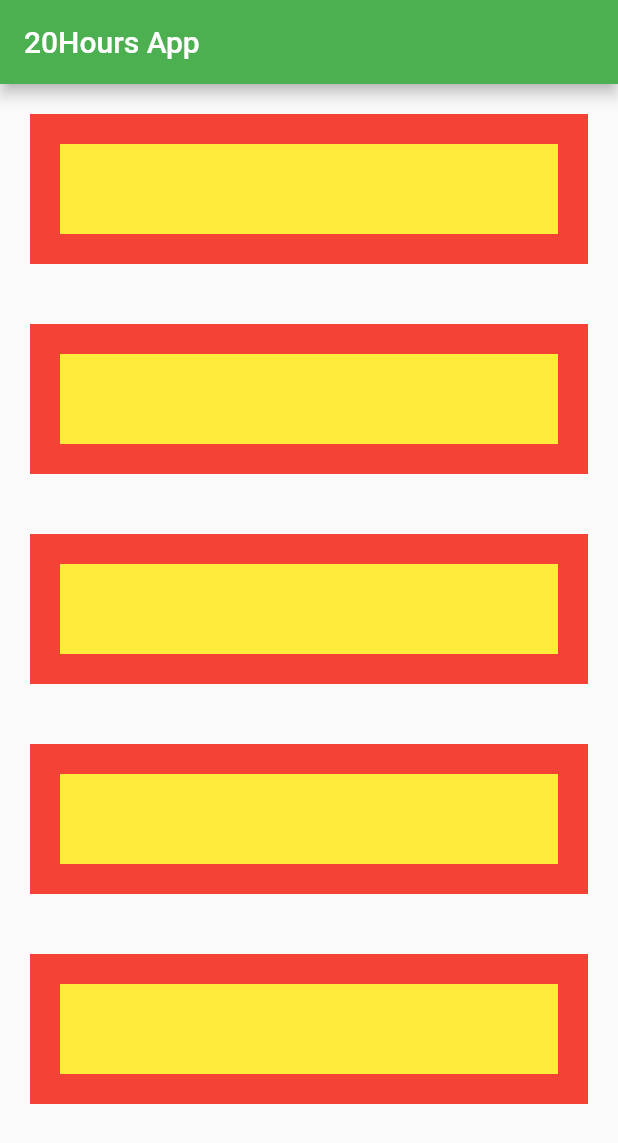
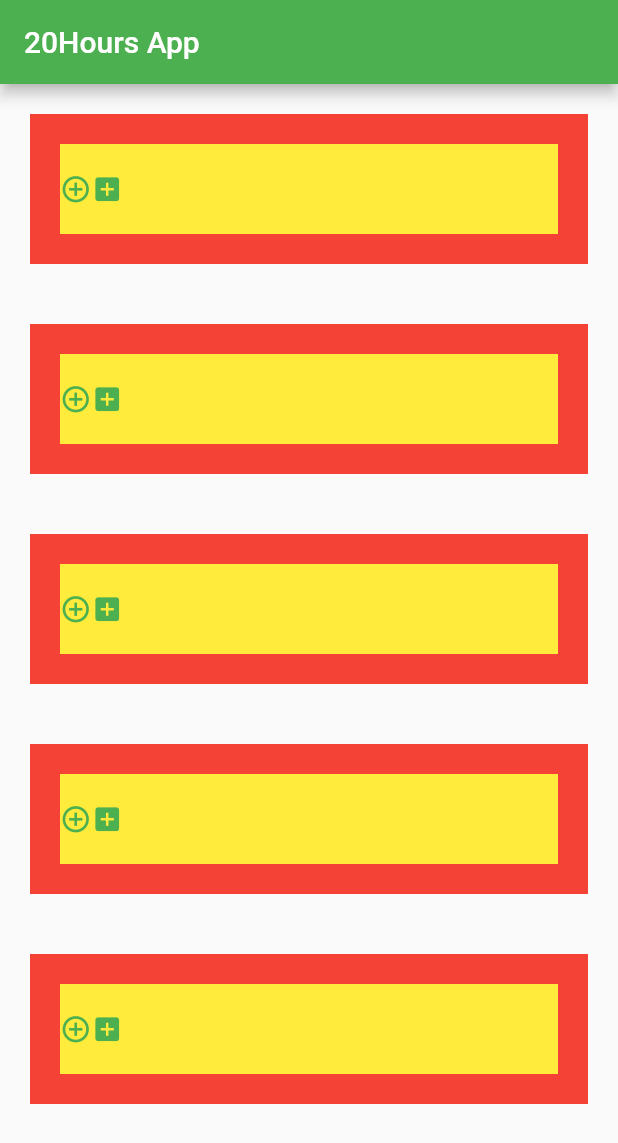
Before and after one commit to FarkoMoot/20hours-Validation, a Flutter app: the screen it shows after launch, on a phone screen of 412 x 824 dp. Shown: the top 1143 px of the screen. Run offline on Flutter 3.47's test engine with Material 2 defaults, Android fonts, the phone set to English and light mode, and no system bars.

Commit message:
day four, 2,5 hours

```diff
--- a/lib/box.dart
+++ b/lib/box.dart
@@ -1,5 +1,6 @@
 import 'package:flutter/material.dart';
 import 'box2.dart';
+
 /*
 class BoxDefault extends StatelessWidget {
   int _margin = 10;
@@ -35,7 +36,9 @@ class _BoxDefaultState extends State<BoxDefault> {
         height: 100,
         width: 100,
         //decoration: BoxDecoration(border: Border.all()),
-        child: Container(
-            color: Colors.blue[50], height: 40, child: BoxDefault2()));
+        child: BoxDefault2());
+    /*child: Container(
+          color: Colors.blue[50], height: 40, child: BoxDefault2()));
+        */
   }
 }
--- a/lib/box2.dart
+++ b/lib/box2.dart
@@ -3,6 +3,11 @@ import 'package:flutter/material.dart';
 class BoxDefault2 extends StatelessWidget {
   @override
   Widget build(BuildContext context) {
-    return Container(color: Colors.yellow);
+    return Container(
+        color: Colors.yellow,
+        child: Row(children: <Widget>[
+          Icon(Icons.add_circle_outline, color: Colors.green, size: 21),
+          Icon(Icons.add_box, color: Colors.green, size: 21),
+        ]));
   }
 }
```
Also changed, not shown: 2 other files.
